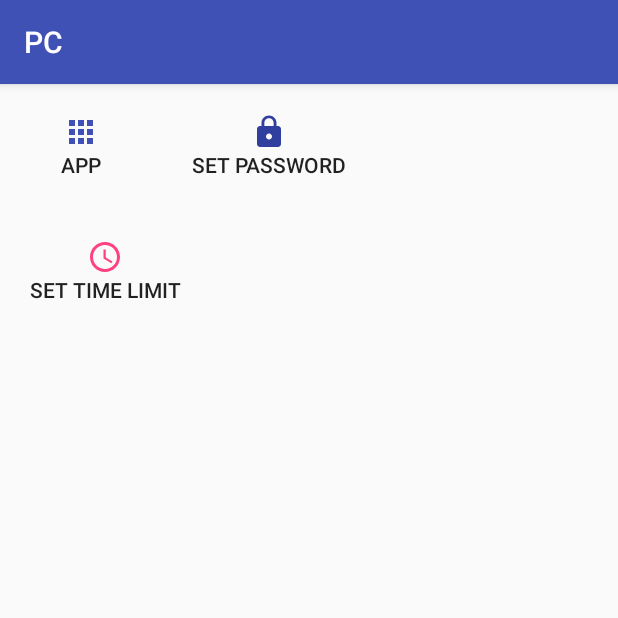
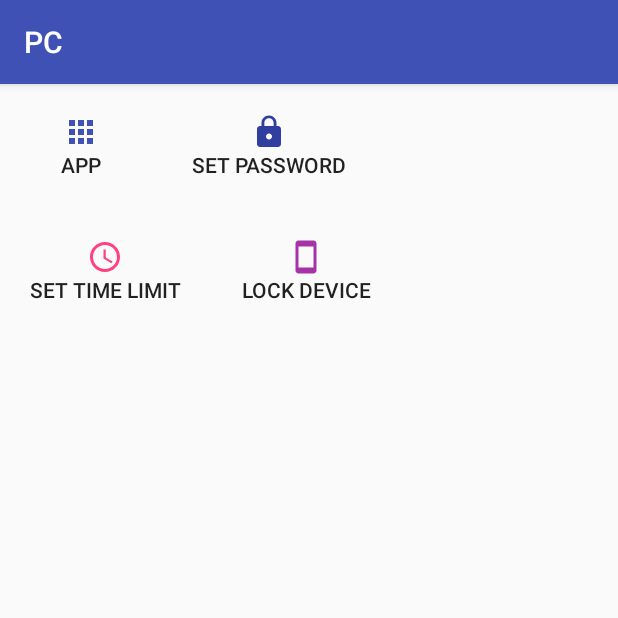
Before and after one commit to itzikal/pc, an Android app: the SettingsActivity screen opened directly, with no data from a screen before it, on a phone screen of 412 x 824 dp, the top half of it. Run offline under Robolectric (Android 15) with nearby library versions, the phone set to English and light mode, and no system bars; 1 statement that could not run was skipped.

Commit message:
set as launcher. fix selected in main. remove from recent apps.

```diff
--- a/app/src/main/java/com/itzik/pc/activities/MainActivity.java
+++ b/app/src/main/java/com/itzik/pc/activities/MainActivity.java
@@ -93,7 +93,7 @@ public class MainActivity extends AppCompatActivity
                 startActivity(i);
             }
         });
-
+        mAdapter.setIsMultipulSelection(false);
         list.setLayoutManager(new GridLayoutManager(MainActivity.this, 4));
         list.setAdapter(mAdapter);
     }
--- a/app/src/main/java/com/itzik/pc/adapters/AppItemsAdapter.java
+++ b/app/src/main/java/com/itzik/pc/adapters/AppItemsAdapter.java
@@ -74,8 +74,9 @@ public class AppItemsAdapter extends RecyclerView.Adapter<AppItemViewHolder>
                 if(mIsMultipulSelection)
                 {
                     app.setIsAllowed(!app.isAllowed());
+                    holder.itemView.setBackgroundColor(app.isAllowed() ? Color.CYAN : Color.TRANSPARENT);
                 }
-                holder.itemView.setBackgroundColor(app.isAllowed() ? Color.CYAN : Color.TRANSPARENT);
+
                 if (mOnClickListener != null)
                 {
                     mOnClickListener.onClick(view, app);
--- /dev/null
+++ b/app/src/main/res/drawable/ic_smartphone_black_24dp.xml
@@ -0,0 +1,9 @@
+<vector xmlns:android="http://schemas.android.com/apk/res/android"
+        android:width="24dp"
+        android:height="24dp"
+        android:viewportWidth="24.0"
+        android:viewportHeight="24.0">
+    <path
+        android:fillColor="#FF000000"
+        android:pathData="M17,1.01L7,1c-1.1,0 -2,0.9 -2,2v18c0,1.1 0.9,2 2,2h10c1.1,0 2,-0.9 2,-2V3c0,-1.1 -0.9,-1.99 -2,-1.99zM17,19H7V5h10v14z"/>
+</vector>
--- a/app/src/main/res/layout/activity_settings.xml
+++ b/app/src/main/res/layout/activity_settings.xml
@@ -37,6 +37,11 @@
 
     </LinearLayout>
 
+    <LinearLayout
+        android:orientation="horizontal"
+        android:layout_width="wrap_content"
+        android:layout_height="wrap_content">
+
         <Button
             android:id="@+id/setting_set_time_limit"
             android:layout_width="wrap_content"
@@ -47,4 +52,16 @@
             android:drawableTop="@drawable/ic_access_time_black_24dp"
             android:padding="10dp"
             android:text="Set Time Limit"/>
+
+        <Button
+            android:id="@+id/setting_set_as_default_launcher"
+            android:layout_width="wrap_content"
+            android:layout_height="wrap_content"
+            android:layout_margin="10dp"
+            android:background="@color/transparent"
+            android:drawableTint="#ffa533a7"
+            android:drawableTop="@drawable/ic_smartphone_black_24dp"
+            android:padding="10dp"
+            android:text="Lock device"/>
     </LinearLayout>
+</LinearLayout>
```
Also changed, not shown: app/src/main/AndroidManifest.xml (+39 -7 lines), app/src/main/java/com/itzik/pc/activities/LauncherActivity.java (added, +8 -0 lines), app/src/main/java/com/itzik/pc/activities/SettingsActivity.java (+89 -3 lines). Lines whose indentation alone changed are shown as unchanged.
